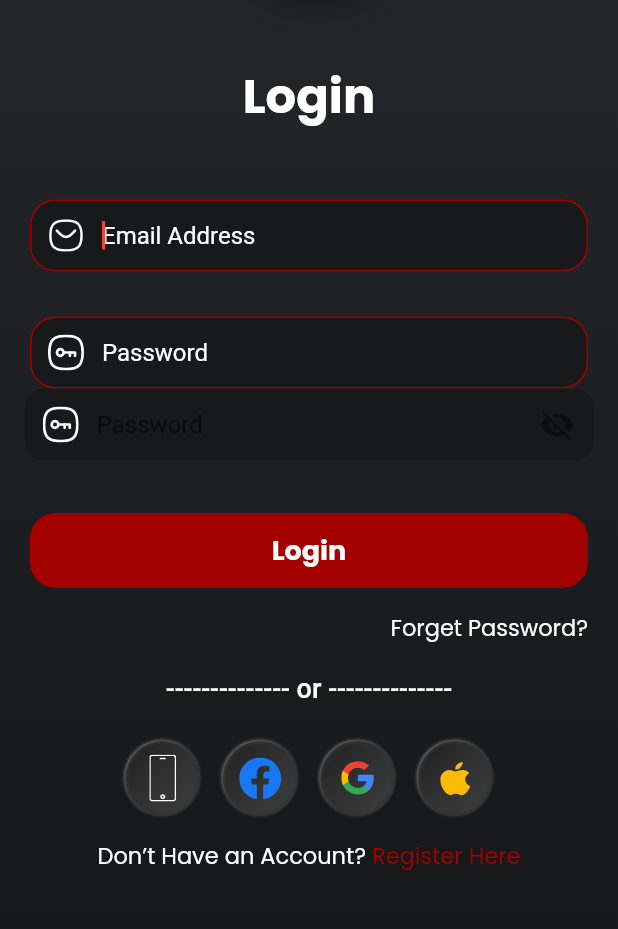
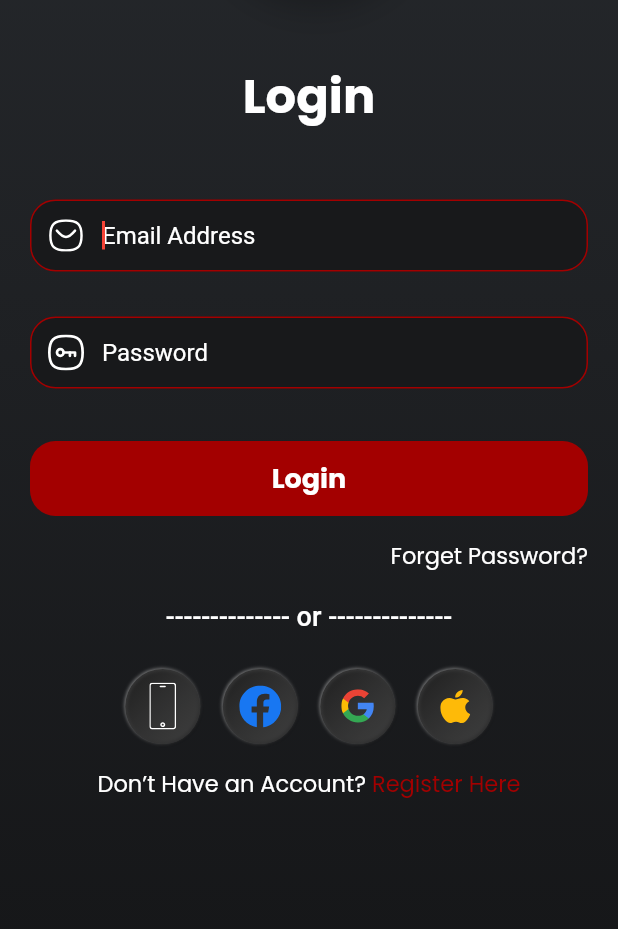
Before and after one commit to sidiqi7553/sheba_music, a Flutter app: the screen it shows after launch, on a phone screen of 412 x 824 dp, the part 294-1223 px from its top. Run offline on Flutter 3.47's test engine with Material 2 defaults, Android fonts, the phone set to English and light mode, and no system bars; drawn by our look-alikes of flutter_neumorphic; our stand-ins replace audioplayers, file_picker, flutter_inset_box_shadow, flutter_svg, form_field_validator, get and 5 more; missing offline and left inert: avatar_view, flutter_image_slider, swipe_deck.

Commit message:
19/7-2.1

```diff
--- a/lib/Views/Screens/Login_pages/login_main_page.dart
+++ b/lib/Views/Screens/Login_pages/login_main_page.dart
@@ -69,53 +69,58 @@ class _LoginPageState extends State<LoginPage> {
               HintText: 'Password',
               svgicon: 'assets/Icons/Password.svg',
             ),
-            Container(
-              child: SizedBox(
-                width: MediaQuery.of(context).size.width * 0.92,
-                child: TextFormField(
-                  autofocus: true,
-                  keyboardType: TextInputType.emailAddress,
-                  controller: tectec,
-                  autovalidateMode: AutovalidateMode.onUserInteraction,
-                  validator: MultiValidator( [
-                    RequiredValidator(errorText: "Required"),
-                    MinLengthValidator(7,
-                        errorText:
-                        "Password must contains more than 7 characters")
-                  ]),
-                  decoration: InputDecoration(
-                    focusedBorder: OutlineInputBorder(
-                      borderRadius: BorderRadius.circular(17),
-                  borderSide: BorderSide(color: primary, width: 1.0),
-                ),
-                    fillColor:
-                    Color(0xff18191B),
-                    filled: true,
-                    prefixIcon: Padding(
-                      padding: const EdgeInsets.all(12.0),
-                      child: SvgPicture.asset('assets/Icons/Password.svg'),
-                    ),
-                    hintText: 'Password',
-                    contentPadding: EdgeInsets.only(left: 5),
-                    border: OutlineInputBorder(
-                        borderRadius: BorderRadius.circular(12),
-                        borderSide: BorderSide.none),
-                    suffixIcon: GestureDetector(
-                      onTap: () {
-                        setState(() {
-                          _obsecure = !_obsecure;
-                        });
-                      },
-                      child: Icon(
-                        _obsecure ? Icons.visibility_off : Icons.visibility,
-                        color: Colors.black45,
-                      ),
-                    ),
-                  ),
-                  obscureText: _obsecure,
-                ),
-              ),
-            ),
+            // Container(
+            //   child: SizedBox(
+            //     width: MediaQuery.of(context).size.width * 0.89,
+            //     child: TextFormField(
+            //       autofocus: true,
+            //       keyboardType: TextInputType.emailAddress,
+            //       controller: tectec,
+            //       autovalidateMode: AutovalidateMode.onUserInteraction,
+            //       validator: MultiValidator( [
+            //         RequiredValidator(errorText: "Required"),
+            //         MinLengthValidator(7,
+            //             errorText:
+            //             "Password must contains more than 7 characters")
+            //       ]),
+            //       decoration: InputDecoration(
+            //         focusedBorder: OutlineInputBorder(
+            //           borderRadius: BorderRadius.circular(17),
+            //           borderSide: BorderSide(color: primary, width: 1.0),
+            //         ),
+            //         enabledBorder: OutlineInputBorder(
+            //           borderRadius: BorderRadius.circular(17),
+            //           borderSide: BorderSide(color: primary, width: 1.0),
+            //         ),
+            //
+            //         fillColor:
+            //         Color(0xff18191B),
+            //         filled: true,
+            //         prefixIcon: Padding(
+            //           padding: const EdgeInsets.all(12.0),
+            //           child: SvgPicture.asset('assets/Icons/Password.svg'),
+            //         ),
+            //         hintText: 'Password',
+            //         contentPadding: EdgeInsets.only(left: 5),
+            //         border: OutlineInputBorder(
+            //             borderRadius: BorderRadius.circular(12),
+            //             borderSide: BorderSide.none),
+            //         suffixIcon: GestureDetector(
+            //           onTap: () {
+            //             setState(() {
+            //               _obsecure = !_obsecure;
+            //             });
+            //           },
+            //           child: Icon(
+            //             _obsecure ? Icons.visibility_off : Icons.visibility,
+            //             color: Colors.black45,
+            //           ),
+            //         ),
+            //       ),
+            //       obscureText: _obsecure,
+            //     ),
+            //   ),
+            // ),
             SizedBox(
               height: 35,
             ),
```
